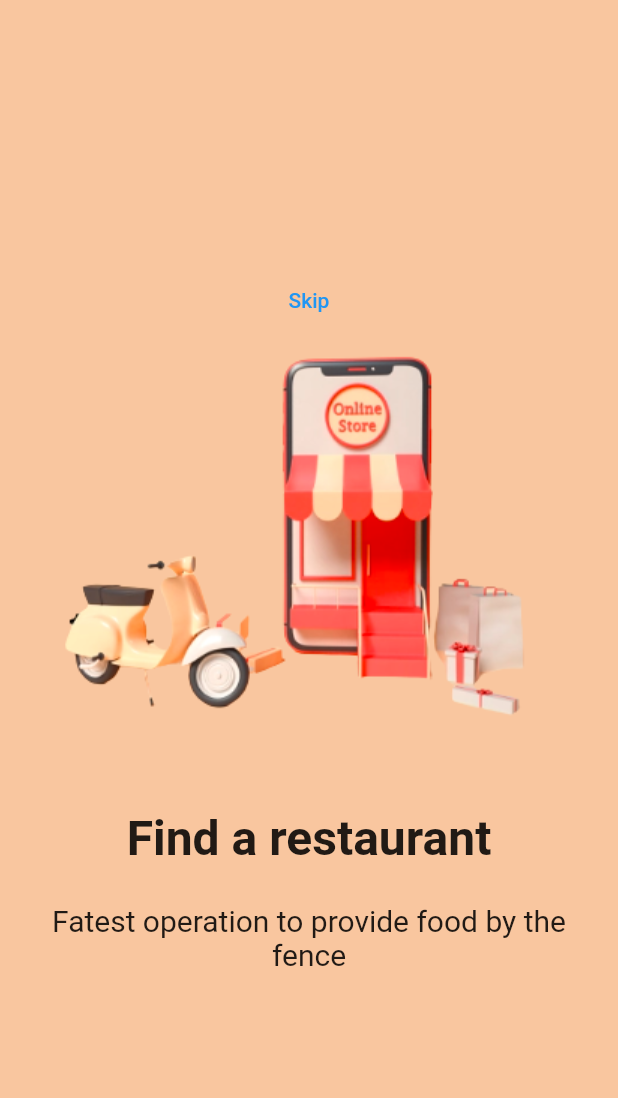
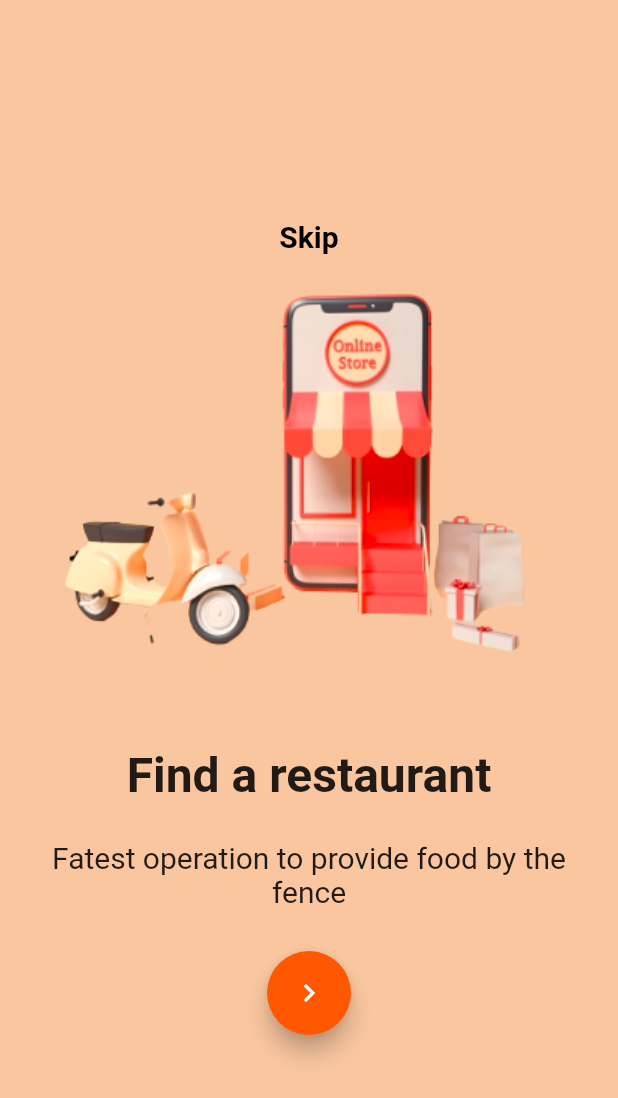
Before and after one commit to miraboy/foodApp, a Flutter app: the OnboardingPage screen opened directly, on a phone screen of 412 x 824 dp. Shown: the top 1098 px of the screen. Run offline on Flutter 3.47's test engine with Material 2 defaults, Android fonts, the phone set to English and light mode, and no system bars.

Commit message:
floatingbutton added

```diff
--- a/lib/screens/onboarding.dart
+++ b/lib/screens/onboarding.dart
@@ -17,25 +17,28 @@ class OnboardingPage extends StatefulWidget {
 }
 
 class _OnboardingPageState extends State<OnboardingPage> {
-  final controller = PageController();
-  @override
-  void dispose() {
-    controller.dispose();
-    super.dispose();
-  }
+
 
   @override
   Widget build(BuildContext context) {
+
     return Scaffold(
       body: PageView(
-        controller: controller,
         children: [
           Container(
               color: Color.fromRGBO(249, 198, 159, 1),
               child: Column(
                 mainAxisAlignment: MainAxisAlignment.center,
                 children: [
-                  TextButton(onPressed: (){}, child: Text("Skip")),
+                  TextButton(
+                      onPressed: () {},
+                      child: const Text(
+                        "Skip",
+                        style: TextStyle(
+                            color: Colors.black,
+                            fontWeight: FontWeight.bold,
+                            fontSize: 20),
+                      )),
                   Image.asset(
                     'lib/assets/onboarding1.png',
                     fit: BoxFit.cover,
@@ -43,7 +46,7 @@ class _OnboardingPageState extends State<OnboardingPage> {
                   const SizedBox(
                     height: 45,
                   ),
-                  Text(
+                  const Text(
                     "Find a restaurant",
                     style: TextStyle(fontSize: 32, fontWeight: FontWeight.bold),
                   ),
@@ -52,12 +55,25 @@ class _OnboardingPageState extends State<OnboardingPage> {
                   ),
                   Container(
                     padding: const EdgeInsets.symmetric(horizontal: 24),
-                    child: Text(
+                    child: const Text(
                       "Fatest operation to provide food by the fence",
                       style: TextStyle(
                         fontSize: 20,
                       ),
                       textAlign: TextAlign.center,
+                    ),
+                  ),
+                  const SizedBox(
+                    height: 28,
+                  ),
+                  Center(
+                    child: FloatingActionButton(
+                      onPressed: () {
+
+                      },
+                      backgroundColor: Color.fromRGBO(255, 88, 0, 1),
+                      child: Icon(Icons.navigate_next,
+                          color: Colors.white),
                     ),
                   ),
                 ],
@@ -67,7 +83,15 @@ class _OnboardingPageState extends State<OnboardingPage> {
               child: Column(
                 mainAxisAlignment: MainAxisAlignment.center,
                 children: [
-                  TextButton(onPressed: (){}, child: Text("Skip")),
+                  TextButton(
+                      onPressed: () {},
+                      child: const Text(
+                        "Skip",
+                        style: TextStyle(
+                            color: Colors.black,
+                            fontWeight: FontWeight.bold,
+                            fontSize: 20),
+                      )),
                   Image.asset(
                     'lib/assets/onboarding2.png',
                     fit: BoxFit.cover,
@@ -92,6 +116,17 @@ class _OnboardingPageState extends State<OnboardingPage> {
                       textAlign: TextAlign.center,
                     ),
                   ),
+                  const SizedBox(
+                    height: 28,
+                  ),
+                  Center(
+                    child: FloatingActionButton(
+                      onPressed: () {},
+                      backgroundColor: Color.fromRGBO(237, 171, 0, 1),
+                      child: Icon(Icons.navigate_next,
+                          color: Colors.white),
+                    ),
+                  ),
                 ],
               )),
           Container(
@@ -99,7 +134,15 @@ class _OnboardingPageState extends State<OnboardingPage> {
               child: Column(
                 mainAxisAlignment: MainAxisAlignment.center,
                 children: [
-                  TextButton(onPressed: (){}, child: Text("Skip")),
+                  TextButton(
+                      onPressed: () {},
+                      child: const Text(
+                        "Skip",
+                        style: TextStyle(
+                            color: Colors.black,
+                            fontWeight: FontWeight.bold,
+                            fontSize: 20),
+                      )),
                   Image.asset(
                     'lib/assets/onboarding3.png',
                     fit: BoxFit.cover,
@@ -124,10 +167,22 @@ class _OnboardingPageState extends State<OnboardingPage> {
                       textAlign: TextAlign.center,
                     ),
                   ),
+                  const SizedBox(
+                    height: 28,
+                  ),
+                  Center(
+                    child: FloatingActionButton(
+                      onPressed: () {},
+                      backgroundColor: Color.fromRGBO(0, 134, 222, 1),
+                      child: Icon(Icons.navigate_next,
+                          color: Colors.white),
+                    ),
+                  ),
                 ],
               )),
         ],
       ),
+
     );
   }
 }
```
